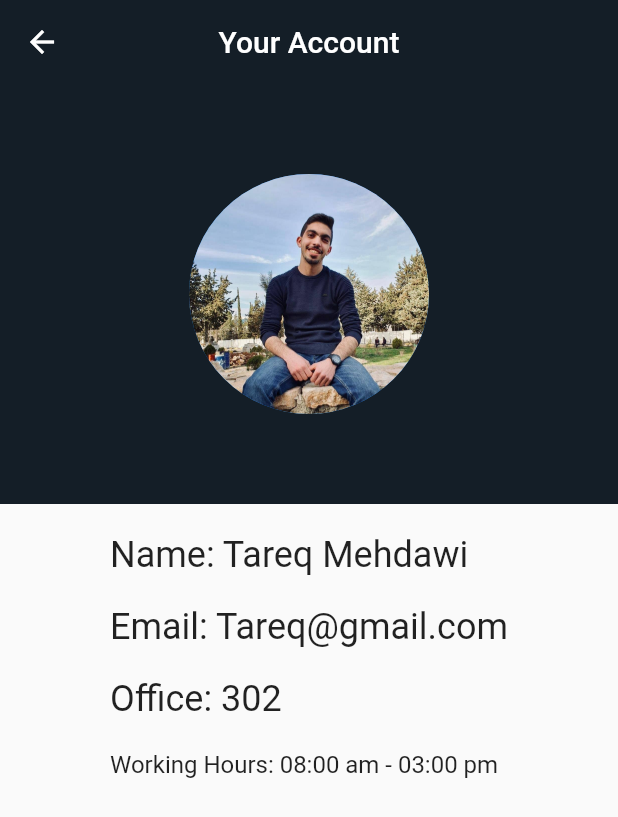
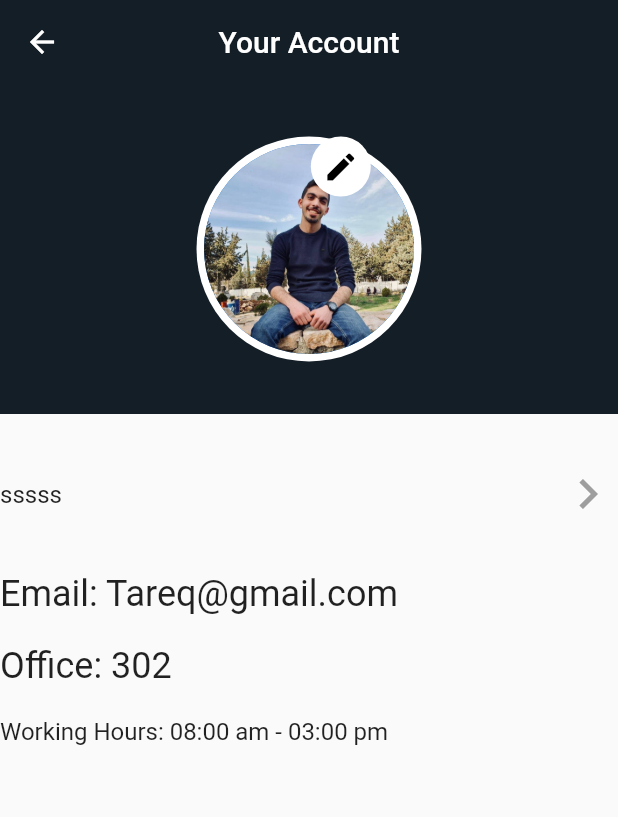
Before and after one commit to TareqMehdawi/Gradutaion-Project, a Flutter app: the YourAccount screen opened directly, on a phone screen of 412 x 824 dp. Shown: the top 817 px of the screen. Run offline on Flutter 3.47's test engine with Material 2 defaults, Android fonts, the phone set to English and light mode, and no system bars; our stand-ins replace google_fonts.

Commit message:
ayasra mm

```diff
--- a/lib/pages/your_account.dart
+++ b/lib/pages/your_account.dart
@@ -8,9 +8,7 @@ class YourAccount extends StatelessWidget {
   Widget build(BuildContext context) {
     return Scaffold(
       appBar: AppBar(
-        title: const Text(
-          'Your Account'
-        ),
+        title: const Text('Your Account'),
         centerTitle: true,
         elevation: 0,
         backgroundColor: const Color(0xff141E27),
@@ -22,35 +20,84 @@ class YourAccount extends StatelessWidget {
             children: [
               Container(
                 color: const Color(0xff141E27),
-                height: 280,
+                height: 220,
               ),
-              CircleAvatar(
-                radius: 80,
-                backgroundImage: AssetImage(image),
+              InkWell(
+                onTap: () {
+                  //navigateSecondPage(EditImagePage());
+                },
+                child: CircleAvatar(
+                  radius: 75,
+                  backgroundColor: Colors.white,
+                  child: CircleAvatar(
+                    radius: 70,
+                    backgroundImage: AssetImage(image),
+                  ),
+                ),
               ),
+              Positioned(
+                  right: MediaQuery.of(context).size.height * 0.2,
+                  top: 35,
+                  child: CircleAvatar(
+                    backgroundColor: Colors.white,
+                    radius: 20,
+                    child: Icon(
+                      Icons.edit,
+                      color: Colors.black,
+                    ),
+                  )),
             ],
           ),
           Padding(
             padding: EdgeInsets.zero,
             child: Column(
               crossAxisAlignment: CrossAxisAlignment.start,
-              children: const [
+              children: [
+                const SizedBox(
+                  height: 20,
+                ),
+
+                ListTile(
+                  leading: Text(
+                    "sssss",
+                    style: TextStyle(fontSize: 16, height: 1.4),
+                  ),
+                  trailing: Icon(
+                    Icons.keyboard_arrow_right,
+                    color: Colors.grey,
+                    size: 40.0,
+                  ),
+                  contentPadding: EdgeInsets.symmetric(vertical: 5),
+                ),
+                // Container(
+                //     width: 350,
+                //     height: 40,
+                //     decoration: const BoxDecoration(
+                //         border: Border(
+                //             bottom: BorderSide(color: Colors.grey, width: 1)))
+                // ),
+
+                const SizedBox(
+                  height: 20,
+                ),
+                Text(
+                  'Email: Tareq@gmail.com',
+                  style: TextStyle(fontSize: 24),
+                ),
                 SizedBox(
                   height: 20,
                 ),
-                Text('Name: Tareq Mehdawi' , style: TextStyle(fontSize: 24),),
+                Text(
+                  'Office: 302 ',
+                  style: TextStyle(fontSize: 24),
+                ),
                 SizedBox(
                   height: 20,
                 ),
-                Text('Email: Tareq@gmail.com' , style: TextStyle(fontSize: 24),),
-                SizedBox(
-                  height: 20,
+                Text(
+                  'Working Hours: 08:00 am - 03:00 pm',
+                  style: TextStyle(fontSize: 16),
                 ),
-                Text('Office: 302 ' , style: TextStyle(fontSize: 24),),
-                SizedBox(
-                  height: 20,
-                ),
-                Text('Working Hours: 08:00 am - 03:00 pm' , style: TextStyle(fontSize: 16),),
               ],
             ),
           ),
```
